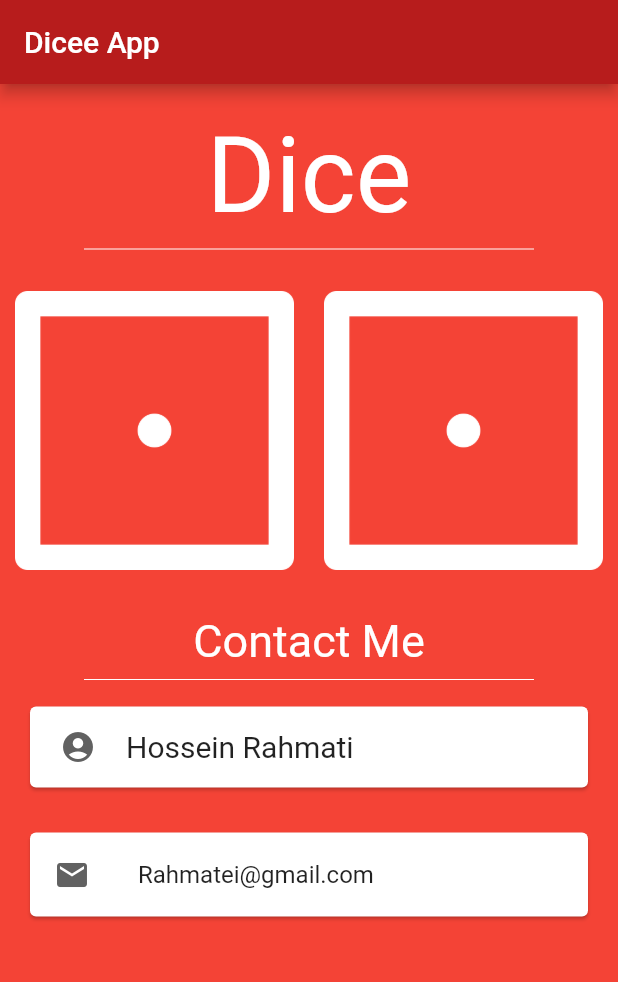
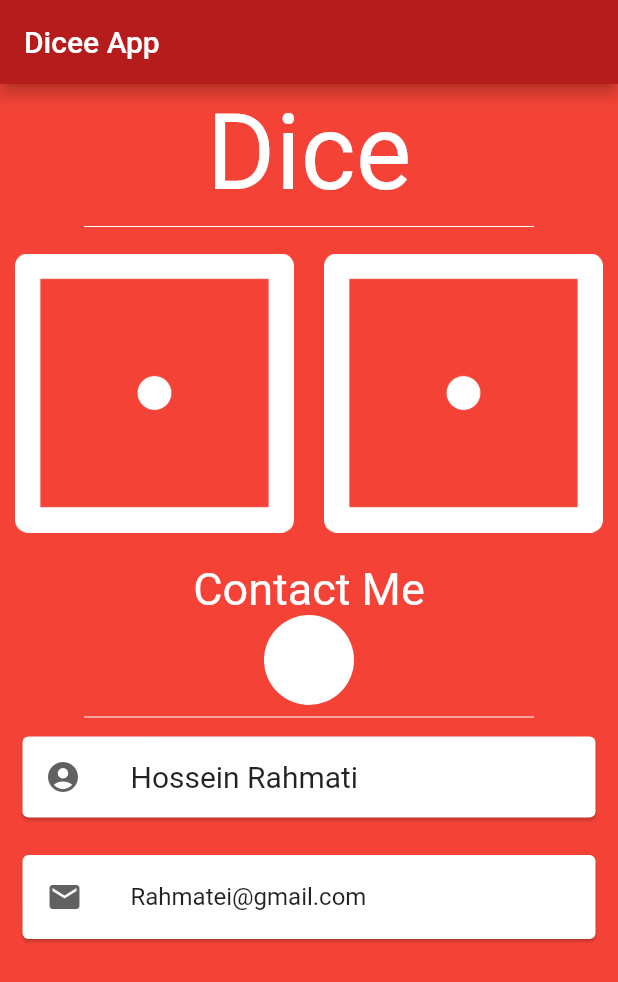
Before and after one commit to rahmatei/Flutter_Dicee_Contact, a Flutter app: the screen it shows after launch, on a phone screen of 412 x 824 dp. Shown: the top 982 px of the screen. Run offline on Flutter 3.47's test engine with Material 2 defaults, Android fonts, the phone set to English and light mode, and no system bars.

Commit message:
'commitsecond'

```diff
--- a/lib/main.dart
+++ b/lib/main.dart
@@ -10,11 +10,12 @@ class Contact extends StatelessWidget {
   Column LayoutCnt() {
     return Column(children: [
       Container(
-          margin: EdgeInsets.fromLTRB(50, 30, 50, 0),
+          margin: EdgeInsets.fromLTRB(50, 20, 50, 0),
           child: Text(
             'Contact Me',
             style: TextStyle(fontSize: 30, color: Colors.white),
           )),
+      CircleAvatar(radius: 30, backgroundColor: Colors.white),
       SizedBox(
           width: 300,
           child: Divider(
@@ -22,14 +23,14 @@ class Contact extends StatelessWidget {
           )),
       Card(
         color: Colors.white,
-        margin: EdgeInsets.symmetric(vertical: 10, horizontal: 20),
+        margin: EdgeInsets.symmetric(vertical: 5, horizontal: 15),
         child: Padding(
-          padding: const EdgeInsets.symmetric(vertical: 15.0, horizontal: 20),
+          padding: const EdgeInsets.symmetric(vertical: 15.0, horizontal: 15),
           child: Row(
             children: [
               Icon(Icons.account_circle, color: Colors.grey[700]),
               SizedBox(
-                width: 20,
+                width: 33,
               ),
               Text(
                 'Hossein Rahmati',
@@ -42,9 +43,9 @@ class Contact extends StatelessWidget {
         ),
       ),
       Padding(
-        padding: const EdgeInsets.all(10.0),
+        padding: const EdgeInsets.all(10),
         child: Card(
-          margin: EdgeInsets.symmetric(horizontal: 10, vertical: 10),
+          margin: EdgeInsets.symmetric(horizontal: 5, vertical: 10),
           child: ListTile(
             title: Text('Rahmatei@gmail.com'),
             leading: Icon(
@@ -97,7 +98,7 @@ class _MyAppState extends State<MyApp> {
           mainAxisAlignment: MainAxisAlignment.start,
           children: [
             Container(
-                margin: EdgeInsets.fromLTRB(50, 20, 50, 0),
+                margin: EdgeInsets.fromLTRB(50, 5, 50, 0),
                 child: Text('Dice',
                     style: TextStyle(fontSize: 70, color: Colors.white))),
             SizedBox(
@@ -114,7 +115,7 @@ class _MyAppState extends State<MyApp> {
                       },
                       style: ButtonStyle(
                           padding: MaterialStateProperty.all(
-                              EdgeInsets.fromLTRB(10, 20, 10, 0))),
+                              EdgeInsets.fromLTRB(10, 10, 10, 0))),
                       child: (Image.asset('Images/dice$numberLeft.png'))),
                 ),
                 Expanded(
@@ -126,7 +127,7 @@ class _MyAppState extends State<MyApp> {
                         },
                         style: ButtonStyle(
                             padding: MaterialStateProperty.all(
-                                EdgeInsets.fromLTRB(10, 20, 10, 0))),
+                                EdgeInsets.fromLTRB(10, 10, 10, 0))),
                         child: (Image.asset('Images/dice$numberRight.png')))),
               ],
             ),
```
